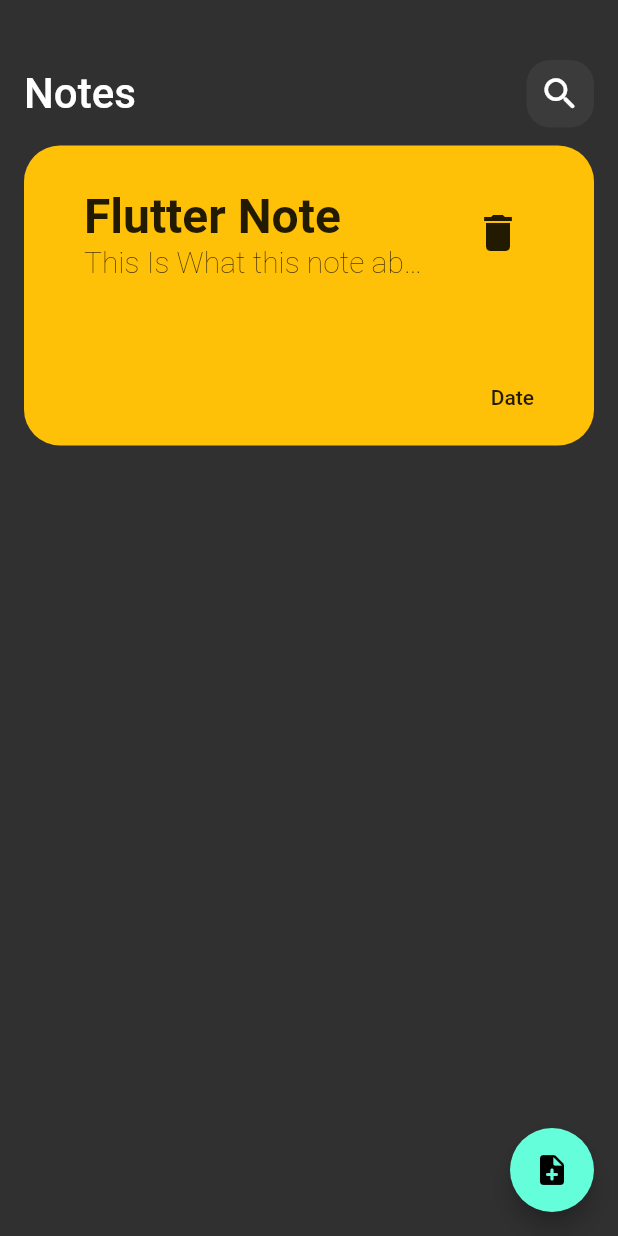
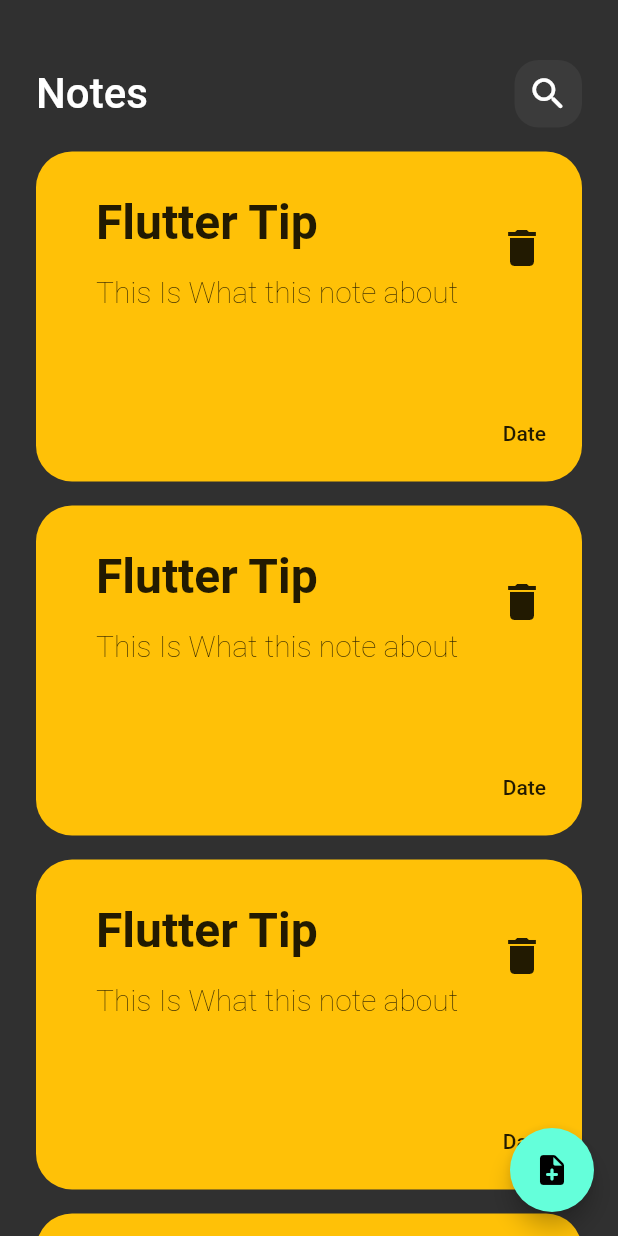
Before and after one commit to Alil0l/10.notesApp, a Flutter app: the screen it shows after launch, on a phone screen of 412 x 824 dp. Run offline on Flutter 3.47's test engine with Material 2 defaults, Android fonts, the phone set to English and light mode, and no system bars.

```diff
--- a/lib/views/notes_view.dart
+++ b/lib/views/notes_view.dart
@@ -1,5 +1,6 @@
 import 'package:flutter/material.dart';
-import 'package:notes/widgets/notes_view_body.dart';
+import 'package:notes/widgets/custome_app_bar.dart';
+import 'package:notes/widgets/note_list.dart';
 
 class NotesView extends StatelessWidget {
   const NotesView({super.key});
@@ -7,11 +8,27 @@ class NotesView extends StatelessWidget {
   @override
   Widget build(BuildContext context) {
     return Scaffold(
-      body: NotesAppBody(),
-      floatingActionButton: FloatingActionButton(
-        onPressed: () {},
-        child: Icon(Icons.note_add_rounded),
-      ),
-    );
+        floatingActionButton: FloatingActionButton(
+          onPressed: () {
+            showModalBottomSheet(
+                context: context,
+                builder: (context) {
+                  return Text('data');
+                });
+          },
+          child: Icon(Icons.note_add_rounded),
+        ),
+        body: Padding(
+          padding: const EdgeInsets.only(left: 24, right: 24, top: 12),
+          child: Column(
+            children: [
+              const SizedBox(height: 20),
+              Padding(
+                  padding: const EdgeInsets.symmetric(vertical: 8.0),
+                  child: const CustomeAppBar()),
+              const Expanded(child: NoteList()),
+            ],
+          ),
+        ));
   }
 }
--- a/lib/widgets/note_card.dart
+++ b/lib/widgets/note_card.dart
@@ -9,10 +9,11 @@ class NoteCard extends StatelessWidget {
   @override
   Widget build(BuildContext context) {
     return Container(
-      padding: EdgeInsets.all(24),
+      margin: EdgeInsets.only(bottom: 16),
+      padding: EdgeInsets.only(top: 24, bottom: 24, left: 24),
       decoration: BoxDecoration(
           borderRadius: BorderRadius.circular(24), color: Colors.amber),
-      height: 200,
+      height: 220,
       width: double.infinity,
       child: Column(
         mainAxisAlignment: MainAxisAlignment.spaceBetween,
@@ -21,14 +22,19 @@ class NoteCard extends StatelessWidget {
           ListTile(
             textColor: kMainColor,
             iconColor: kMainColor,
-            title: Text(
-              'Flutter Note',
-              style: TextStyle(
-                  fontSize: 32,
-                  fontFamily: 'Roboto',
-                  fontWeight: FontWeight.w800),
+            title: Padding(
+              padding: const EdgeInsets.only(bottom: 16.0),
+              child: Text(
+                'Flutter Tip',
+                style: TextStyle(
+                    overflow: TextOverflow.ellipsis,
+                    fontSize: 32,
+                    fontFamily: 'Roboto',
+                    fontWeight: FontWeight.w800),
+              ),
             ),
             subtitle: Text('This Is What this note about',
+                maxLines: 2,
                 style: TextStyle(
                     overflow: TextOverflow.ellipsis,
                     fontSize: 20,
@@ -40,7 +46,7 @@ class NoteCard extends StatelessWidget {
             ),
           ),
           Padding(
-            padding: const EdgeInsets.only(right: 16.0),
+            padding: const EdgeInsets.only(right: 24.0),
             child: Text(
               'Date',
               style: TextStyle(color: kMainColor),
--- /dev/null
+++ b/lib/widgets/note_list.dart
@@ -0,0 +1,19 @@
+import 'package:flutter/material.dart';
+import 'package:notes/widgets/note_card.dart';
+
+class NoteList extends StatelessWidget {
+  const NoteList({super.key});
+
+  @override
+  Widget build(BuildContext context) {
+    return ListView.builder(
+      padding: EdgeInsets.only(top: 8),
+      shrinkWrap: true,
+      physics: BouncingScrollPhysics(),
+      itemCount: 8,
+      itemBuilder: (BuildContext context, int index) {
+        return NoteCard();
+      },
+    );
+  }
+}
--- a/lib/widgets/notes_view_body.dart
+++ /dev/null
@@ -1,27 +0,0 @@
-import 'package:flutter/material.dart';
-import 'package:notes/widgets/custome_app_bar.dart';
-import 'package:notes/widgets/note_card.dart';
-
-class NotesAppBody extends StatelessWidget {
-  const NotesAppBody({super.key});
-
-  @override
-  Widget build(BuildContext context) {
-    return Scaffold(
-        body: Padding(
-      padding: const EdgeInsets.all(16.0),
-      child: Column(
-        children: [
-          const SizedBox(height: 24),
-          const CustomeAppBar(),
-          const SizedBox(height: 12),
-          Column(
-            children: [
-              NoteCard(),
-            ],
-          ),
-        ],
-      ),
-    ));
-  }
-}
```
Also changed, not shown: pubspec.lock.
